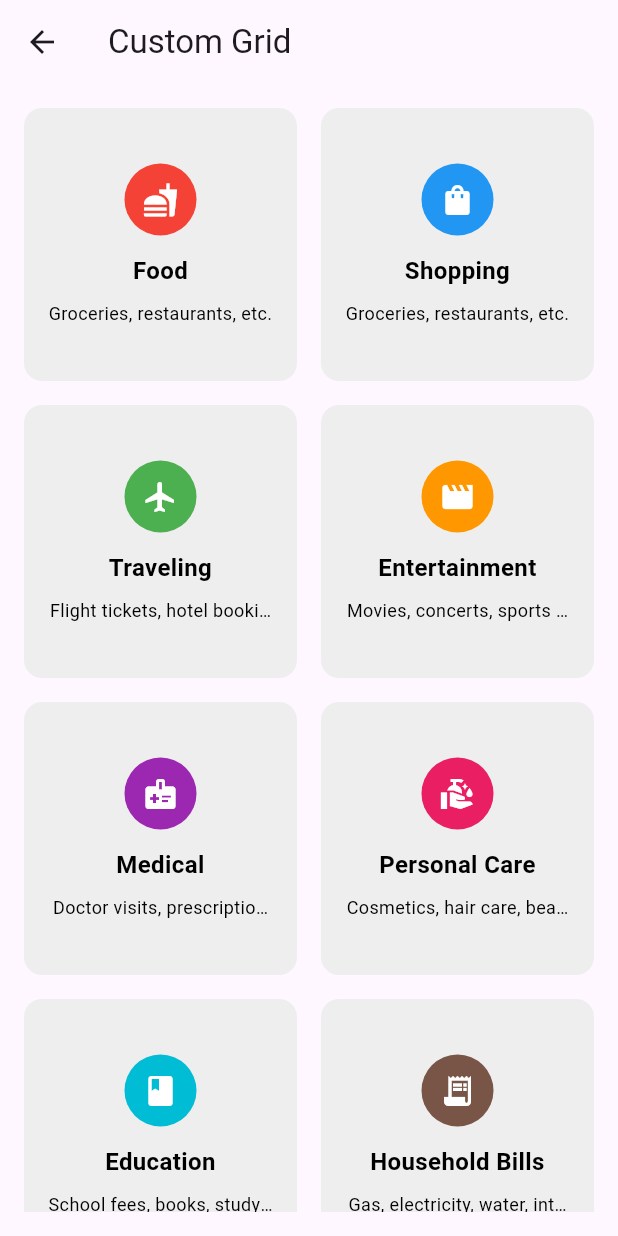
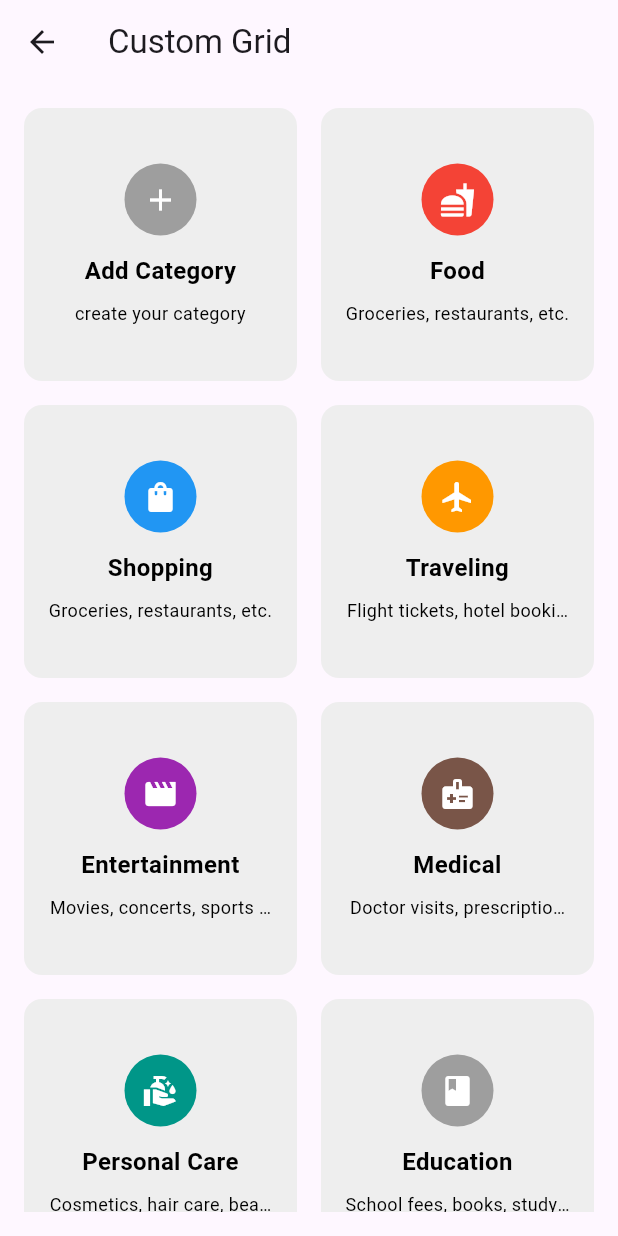
Before and after one commit to Harsh-bhai/expense-tracker-app, a Flutter app: the CategoryPage screen opened directly, on a phone screen of 412 x 824 dp. Run offline on Flutter 3.47's test engine with Material 3 defaults, Android fonts, the phone set to English and light mode, and no system bars; our stand-ins replace flutter_colorpicker, permission_handler; missing offline and left inert: flutter_iconpicker, flutter_sms_inbox.

Commit message:
icon picker and color picker added

```diff
--- a/lib/components/cateogory_box.dart
+++ b/lib/components/cateogory_box.dart
@@ -1,5 +1,4 @@
 import 'package:expense_tracker/models/listtile_model.dart';
-import 'package:expense_tracker/utils/utils.dart';
 import 'package:flutter/material.dart';
 
 class CategoryBox extends StatelessWidget {
@@ -20,9 +19,7 @@ class CategoryBox extends StatelessWidget {
         children: [
           CircleAvatar(
             radius: 24.0,
-            backgroundColor: category.expenseEnum != null
-                ? getColorFromExpense(category.expenseEnum!)
-                : Colors.grey,
+            backgroundColor: category.bgColor ?? Colors.blue,
             child: Icon(
               category.icon,
               color: Colors.white,
@@ -54,36 +51,4 @@ class CategoryBox extends StatelessWidget {
     );
   }
 
-  Color getColorFromExpense(Expense expense) {
-    switch (expense) {
-      case Expense.food:
-        return Colors.red;
-      case Expense.shopping:
-        return Colors.blue;
-      case Expense.travelling:
-        return Colors.green;
-      case Expense.entertainment:
-        return Colors.orange;
-      case Expense.medical:
-        return Colors.purple;
-      case Expense.personalCare:
-        return Colors.pink;
-      case Expense.education:
-        return Colors.cyan;
-      case Expense.householdBills:
-        return Colors.brown;
-      case Expense.investment:
-        return Colors.teal;
-      case Expense.rent:
-        return Colors.indigo;
-      case Expense.tax:
-        return Colors.grey;
-      case Expense.insurance:
-        return Colors.yellow;
-      case Expense.gifts:
-        return Colors.lightGreen;
-      default:
-        return Colors.white;
-    }
-  }
 }
--- a/lib/main.dart
+++ b/lib/main.dart
@@ -1,13 +1,16 @@
+import 'package:expense_tracker/provider/category_notifier.dart';
 import 'package:expense_tracker/provider/money_notifier.dart';
 import 'package:expense_tracker/screens/transactions.dart';
 import 'package:flutter/material.dart';
 import 'package:provider/provider.dart';
 
-void main() {
+void main() async {
+  WidgetsFlutterBinding.ensureInitialized();
   runApp(
     MultiProvider(
       providers: [
         ChangeNotifierProvider(create: (_) => MoneyNotifier()),
+        ChangeNotifierProvider(create: (_) => CateogryNotifier()),
       ],
       child: const MyApp(),
     ),
--- a/lib/models/listtile_model.dart
+++ b/lib/models/listtile_model.dart
@@ -6,6 +6,10 @@ class ListTileModel {
   final String? subtitle;
   final Widget? page;
   final IconData? icon;
-  final Expense? expenseEnum;
-  const ListTileModel({this.title, this.subtitle, this.page, this.icon, this.expenseEnum});
+  final String? categoryName;
+  final VoidCallback? onTap;
+  final Color? bgColor;
+  final Color? iconColor;
+  final BuildContext? context;
+  const ListTileModel({this.title, this.subtitle, this.page, this.icon,this.categoryName,this.onTap,this.bgColor,this.iconColor,this.context});
 }
--- /dev/null
+++ b/lib/provider/category_notifier.dart
@@ -0,0 +1,100 @@
+import 'package:flutter/material.dart';
+import '../models/listtile_model.dart';
+
+class CateogryNotifier extends ChangeNotifier {
+  final List<ListTileModel> _categories = [
+    const ListTileModel(
+      title: 'Food',
+      subtitle: 'Groceries, restaurants, etc.',
+      icon: Icons.fastfood,
+      categoryName: "food",
+      bgColor: Colors.red
+    ),
+    const ListTileModel(
+      title: 'Shopping',
+      subtitle: 'Groceries, restaurants, etc.',
+      icon: Icons.shopping_bag,
+      categoryName: "shopping",
+      bgColor: Colors.blue
+    ),
+    const ListTileModel(
+      title: 'Traveling',
+      subtitle: 'Flight tickets, hotel bookings, etc.',
+      icon: Icons.flight,
+      categoryName: "travelling",
+      bgColor: Colors.orange
+    ),
+    const ListTileModel(
+      title: 'Entertainment',
+      subtitle: 'Movies, concerts, sports events, etc.',
+      icon: Icons.movie,
+      categoryName: "entertainment",
+      bgColor: Colors.purple
+    ),
+    const ListTileModel(
+      title: 'Medical',
+      subtitle: 'Doctor visits, prescription medications, etc.',
+      icon: Icons.medical_information,
+      categoryName: "medical",
+      bgColor: Colors.brown
+    ),
+    const ListTileModel(
+      title: 'Personal Care',
+      subtitle: 'Cosmetics, hair care, beauty products, etc.',
+      icon: Icons.clean_hands,
+      categoryName: "personalCare",
+      bgColor: Colors.teal
+    ),
+    const ListTileModel(
+      title: 'Education',
+      subtitle: 'School fees, books, study materials, etc.',
+      icon: Icons.book,
+      categoryName: "education",
+      bgColor: Colors.grey
+    ),
+    const ListTileModel(
+      title: 'Household Bills',
+      subtitle: 'Gas, electricity, water, internet bills, etc.',
+      icon: Icons.receipt_long,
+      categoryName: "householdBills",
+      bgColor: Colors.yellow
+    ),
+    const ListTileModel(
+      title: 'Investments',
+      subtitle: 'Stocks, bonds, mutual funds, etc.',
+      icon: Icons.trending_up,
+      categoryName: "investment",
+      bgColor: Colors.lightGreen
+    ),
+    const ListTileModel(
+      title: 'Rent',
+      subtitle: 'House rent, shop rent, etc.',
+      icon: Icons.home,
+      categoryName: "rent",
+      bgColor: Colors.red
+    ),
+    const ListTileModel(
+      title: 'Taxes',
+      subtitle: 'Income tax, house tax, etc.',
+      icon: Icons.request_quote,
+      categoryName: "tax",
+      bgColor: Colors.green
+    ),
+    const ListTileModel(
+      title: 'Insurance',
+      subtitle: 'Car insurance, health insurance, etc.',
+      icon: Icons.attach_money,
+      categoryName: "insurance",
+      bgColor: Colors.pink
+    ),
+    const ListTileModel(
+      title: 'Gifts',
+      subtitle: 'Gifts, donations, etc.',
+      icon: Icons.card_giftcard,
+      categoryName: "gifts",
+      bgColor: Colors.green
+    ),
+  ];
+
+  List<ListTileModel> get categories => _categories;
+}
--- a/lib/screens/categories.dart
+++ b/lib/screens/categories.dart
@@ -1,94 +1,25 @@
 import 'package:expense_tracker/components/cateogory_box.dart';
 import 'package:expense_tracker/models/listtile_model.dart';
-import 'package:expense_tracker/utils/utils.dart';
+import 'package:expense_tracker/provider/category_notifier.dart';
 import 'package:flutter/material.dart';
+import 'package:flutter_colorpicker/flutter_colorpicker.dart';
+import 'package:provider/provider.dart';
+import 'package:flutter_iconpicker/flutter_iconpicker.dart';
 
 class CategoryPage extends StatelessWidget {
-  final List<ListTileModel> settingsOptions = [
-    const ListTileModel(
-      title: 'Food',
-      subtitle: 'Groceries, restaurants, etc.',
-      icon: Icons.fastfood,
-      expenseEnum: Expense.food,
-    ),
-    const ListTileModel(
-      title: 'Shopping',
-      subtitle: 'Groceries, restaurants, etc.',
-      icon: Icons.shopping_bag,
-      expenseEnum: Expense.shopping,
-    ),
-    const ListTileModel(
-      title: 'Traveling',
-      subtitle: 'Flight tickets, hotel bookings, etc.',
-      icon: Icons.flight,
-      expenseEnum: Expense.travelling,
-    ),
-    const ListTileModel(
-      title: 'Entertainment',
-      subtitle: 'Movies, concerts, sports events, etc.',
-      icon: Icons.movie,
-      expenseEnum: Expense.entertainment,
-    ),
-    const ListTileModel(
-      title: 'Medical',
-      subtitle: 'Doctor visits, prescription medications, etc.',
-      icon: Icons.medical_information,
-      expenseEnum: Expense.medical,
-    ),
-    const ListTileModel(
-      title: 'Personal Care',
-      subtitle: 'Cosmetics, hair care, beauty products, etc.',
-      icon: Icons.clean_hands,
-      expenseEnum: Expense.personalCare,
-    ),
-    const ListTileModel(
-      title: 'Education',
-      subtitle: 'School fees, books, study materials, etc.',
-      icon: Icons.book,
-      expenseEnum: Expense.education,
-    ),
-    const ListTileModel(
-      title: 'Household Bills',
-      subtitle: 'Gas, electricity, water, internet bills, etc.',
-      icon: Icons.receipt_long,
-      expenseEnum: Expense.householdBills,
-    ),
-    const ListTileModel(
-      title: 'Investments',
-      subtitle: 'Stocks, bonds, mutual funds, etc.',
-      icon: Icons.trending_up,
-      expenseEnum: Expense.investment,
-    ),
-    const ListTileModel(
-      title: 'Rent',
-      subtitle: 'House rent, shop rent, etc.',
-      icon: Icons.home,
-      expenseEnum: Expense.rent,
-    ),
-    const ListTileModel(
-      title: 'Taxes',
-      subtitle: 'Income tax, house tax, etc.',
-      icon: Icons.request_quote,
-      expenseEnum: Expense.tax,
-    ),
-    const ListTileModel(
-      title: 'Insurance',
-      subtitle: 'Car insurance, health insurance, etc.',
-      icon: Icons.attach_money,
-      expenseEnum: Expense.insurance,
-    ),
-    const ListTileModel(
-      title: 'Gifts',
-      subtitle: 'Gifts, donations, etc.',
-      icon: Icons.card_giftcard,
-      expenseEnum: Expense.gifts,
-    ),
-  ];
+  final ListTileModel addCategory = const ListTileModel(
+    title: 'Add Category',
+    subtitle: 'create your category',
+    icon: Icons.add,
+    categoryName: "add",
+    bgColor: Colors.grey,
+  );
 
-  CategoryPage({super.key});
+  const CategoryPage({super.key});
 
   @override
   Widget build(BuildContext context) {
+    CateogryNotifier categoryNotifier = Provider.of<CateogryNotifier>(context);
     return Scaffold(
       appBar: AppBar(
         title: const Text('Custom Grid'),
@@ -96,7 +27,7 @@ class CategoryPage extends StatelessWidget {
       body: Padding(
         padding: const EdgeInsets.all(16.0),
         child: GridView.builder(
-          itemCount: settingsOptions.length,
+          itemCount: categoryNotifier.categories.length + 1,
           gridDelegate: const SliverGridDelegateWithFixedCrossAxisCount(
             crossAxisCount: 2,
             mainAxisSpacing: 16.0,
@@ -104,10 +35,123 @@ class CategoryPage extends StatelessWidget {
             childAspectRatio: 1,
           ),
           itemBuilder: (context, index) {
-            return CategoryBox(category: settingsOptions[index]);
+            // Add category box as the first item
+            if (index == 0) {
+              return InkWell(
+                onTap: () {
+                  showDialog(
+                      context: context,
+                      builder: (context) =>
+                          addCategoryDialog(context: context));
+                },
+                child: CategoryBox(category: addCategory),
+              );
+            } else {
+              return CategoryBox(
+                  category: categoryNotifier.categories[index - 1]);
+            }
           },
         ),
       ),
     );
   }
+
+  AlertDialog addCategoryDialog({required BuildContext context}) {
+    TextEditingController categoryNameController = TextEditingController();
+    TextEditingController subtitleController = TextEditingController();
+    IconData? selectedIcon;
+    Color selectedColor = Colors.blue;
+
+    return AlertDialog(
+    title: const Text('Add Category'),
+    content: SingleChildScrollView(
+      child: Column(
+        children: [
+          TextField(
+            controller: categoryNameController,
+            decoration: const InputDecoration(
+              labelText: 'Category Name',
+            ),
+          ),
+          TextField(
+            controller: subtitleController,
+            decoration: const InputDecoration(
+              labelText: 'Subtitle',
+            ),
+          ),
+          ListTile(
+            title: const Text('Pick Icon'),
+            trailing: selectedIcon != null ? Icon(selectedIcon) : null,
+            onTap: () async {
+              IconData? icon = await showIconPicker(
+                context,
+                iconPackModes: <IconPack>[IconPack.material, IconPack.cupertino],
+                showSearchBar: true,
+              );
+              if (icon != null) {
+                selectedIcon = icon;
+              }
+            },
+          ),
+          ListTile(
+            title: const Text('Pick Color'),
+            trailing: CircleAvatar(
+              backgroundColor: selectedColor,
+            ),
+            onTap: () {
+              showDialog(
+                context: context,
+                builder: (BuildContext context) {
+                  return AlertDialog(
+                    title: const Text('Pick a color'),
+                    content: SingleChildScrollView(
+                      child: ColorPicker(
+                        pickerColor: selectedColor,
+                        onColorChanged: (Color color) {
+                          selectedColor = color;
+                        },
+                      ),
+                    ),
+                    actions: <Widget>[
+                      TextButton(
+                        child: const Text('Got it'),
+                        onPressed: () {
+                          Navigator.of(context).pop();
+                        },
+                      ),
+                    ],
+                  );
+                  },
+                );
+              },
+            ),
+          ],
+        ),
+      ),
+      actions: [
+        TextButton(
+          onPressed: () {
+            // Handle Cancel
+            Navigator.of(context).pop();
+          },
+          child: const Text('Cancel'),
+        ),
+        TextButton(
+          onPressed: () {
+            // Handle Add Category
+            String categoryName = categoryNameController.text;
+            String subtitle = subtitleController.text;
+            IconData icon = selectedIcon ?? Icons.category;
+            Color color = selectedColor;
+
+            // You can now use these values to create a new category and add it to your provider or state management solution
+
+            // Close the dialog
+            Navigator.of(context).pop();
+          },
+          child: const Text('Add'),
+        ),
+      ],
+    );
+  }
 }
--- a/lib/screens/transactions.dart
+++ b/lib/screens/transactions.dart
@@ -1,3 +1,5 @@
+// ignore_for_file: avoid_print
+
 import 'package:expense_tracker/provider/money_notifier.dart';
 import 'package:expense_tracker/screens/settings_page.dart';
 import 'package:flutter/cupertino.dart';
@@ -147,6 +149,7 @@ class _TransactionsState extends State<Transactions>
   }
 
   Widget _buildMessagesListView(List<SmsMessage> messages) {
+    // print("addresrs : ${messages[0].address} id:  ${messages[0].id}");
     return messages.isEmpty
         ? const Center(child: CircularProgressIndicator())
         : ListView.builder(
--- a/pubspec.yaml
+++ b/pubspec.yaml
@@ -32,12 +32,15 @@ dependencies:
     sdk: flutter
   permission_handler: ^10.2.0
   flutter_sms_inbox: ^1.0.3
-
+  flutter_iconpicker: ^3.4.4
+  flutter_colorpicker: ^1.1.0
 
   # The following adds the Cupertino Icons font to your application.
   # Use with the CupertinoIcons class for iOS style icons.
   cupertino_icons: ^1.0.6
   provider: ^6.1.2
+  path: ^1.9.0
+  args: ^2.5.0
 
 dev_dependencies:
   flutter_test:
```
Also changed, not shown: pubspec.lock.
